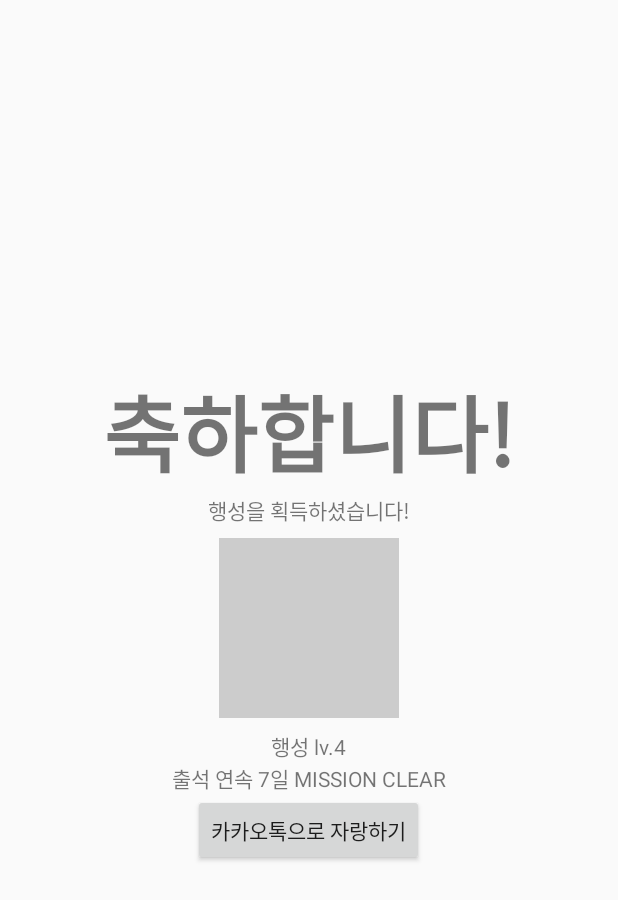
After one commit to sodami/ExGroupV0.1, an Android app: the GetPlanetActivity screen opened directly, with no data from a screen before it, on a phone screen of 412 x 824 dp. The commit adds this screen. Shown: the top 900 px of the screen. Run offline under Robolectric (Android 15) with nearby library versions, the phone set to English and light mode, and no system bars; our stand-ins replace ButterKnife; libraries missing offline, so code that uses them is left out: com.kakao.kakaolink, com.kakao.util.

Commit message:
0215 seulbee + 서버 더미서비스 연동

```diff
--- a/app/src/main/AndroidManifest.xml
+++ b/app/src/main/AndroidManifest.xml
@@ -134,7 +134,11 @@
             android:name="com.kakao.sdk.AppKey"
             android:value="@string/kakao_app_key" />
 
-        <activity android:name=".ui.group.create.GroupInviteActivity"></activity>
+        <activity android:name=".ui.group.create.GroupInviteActivity" />
+        <activity
+            android:name=".ui.GetPlanetActivity"
+            android:label="@string/title_activity_get_planet"
+            android:theme="@style/AppTheme.NoActionBar" />
     </application>
 
 </manifest>
--- a/app/src/main/java/com/google/slashb410/exgroup/ui/EnterActivity.java
+++ b/app/src/main/java/com/google/slashb410/exgroup/ui/EnterActivity.java
@@ -18,8 +18,6 @@ public class EnterActivity extends AppCompatActivity {
         setContentView(R.layout.activity_enter);
 
         ButterKnife.bind(this);
-
-
 
     }
 
--- /dev/null
+++ b/app/src/main/java/com/google/slashb410/exgroup/ui/GetPlanetActivity.java
@@ -0,0 +1,46 @@
+package com.google.slashb410.exgroup.ui;
+
+import android.os.Bundle;
+import android.support.v7.app.AppCompatActivity;
+import android.widget.Button;
+
+import com.google.slashb410.exgroup.R;
+import com.kakao.kakaolink.KakaoLink;
+import com.kakao.kakaolink.KakaoTalkLinkMessageBuilder;
+import com.kakao.util.KakaoParameterException;
+
+import butterknife.BindView;
+import butterknife.ButterKnife;
+import butterknife.OnClick;
+
+public class GetPlanetActivity extends AppCompatActivity {
+
+    @BindView(R.id.planet_to_kakao)
+    Button toKakaoBtn;
+
+    @Override
+    protected void onCreate(Bundle savedInstanceState) {
+        super.onCreate(savedInstanceState);
+        setContentView(R.layout.activity_get_planet);
+        ButterKnife.bind(this);
+    }
+
+    @OnClick(R.id.planet_to_kakao)
+    public void toKakao(){
+        KakaoLink kakaoLink = null;
+        KakaoTalkLinkMessageBuilder kakaoTalkLinkMessageBuilder = null;
+        String text= "000님이 lv4 행성을 획득하였습니다!\n함께하는 다이어트 친구랑운동에서 확인하세요!+링크";
+
+        try {
+            kakaoLink = KakaoLink.getKakaoLink(this);
+            kakaoTalkLinkMessageBuilder = kakaoLink.createKakaoTalkLinkMessageBuilder();
+
+            kakaoTalkLinkMessageBuilder.addText(text);
+            kakaoLink.sendMessage(kakaoTalkLinkMessageBuilder, this);
+
+
+        } catch (KakaoParameterException e) {
+            e.printStackTrace();
+        }
+    }
+}
--- a/app/src/main/java/com/google/slashb410/exgroup/ui/group/room/tabs/ShotsAdapter.java
+++ b/app/src/main/java/com/google/slashb410/exgroup/ui/group/room/tabs/ShotsAdapter.java
@@ -36,7 +36,7 @@ public class ShotsAdapter extends RecyclerView.Adapter {
     @Override
     public void onBindViewHolder(RecyclerView.ViewHolder holder, int position) {
 
-        ((ShotsHolder)holder).bindOnCard(results.get(position));
+        ((ShotsHolder)holder).bindOnCard(context, results.get(position));
 
 
     }
--- /dev/null
+++ b/app/src/main/res/layout/activity_get_planet.xml
@@ -0,0 +1,47 @@
+<?xml version="1.0" encoding="utf-8"?>
+<RelativeLayout xmlns:android="http://schemas.android.com/apk/res/android"
+    xmlns:tools="http://schemas.android.com/tools"
+    android:id="@+id/activity_get_planet"
+    android:layout_width="match_parent"
+    android:layout_height="match_parent"
+    android:paddingBottom="@dimen/activity_vertical_margin"
+    android:paddingLeft="@dimen/activity_horizontal_margin"
+    android:paddingRight="@dimen/activity_horizontal_margin"
+    android:paddingTop="@dimen/activity_vertical_margin"
+    tools:context="com.google.slashb410.exgroup.ui.GetPlanetActivity">
+<LinearLayout
+    android:orientation="vertical"
+    android:layout_width="match_parent"
+    android:layout_height="match_parent"
+    android:gravity="center">
+    <TextView
+        android:textSize="@dimen/text_big"
+        android:textStyle="bold"
+        android:text="축하합니다!"
+        android:layout_width="wrap_content"
+        android:layout_height="wrap_content" />
+    <TextView
+        android:text="행성을 획득하셨습니다!"
+        android:layout_width="wrap_content"
+        android:layout_height="wrap_content" />
+    <ImageView
+        android:background="#cccccc"
+        android:layout_margin="@dimen/gmd_margin_default"
+        android:layout_width="120dp"
+        android:layout_height="120dp" />
+    <TextView
+        android:text="행성 lv.4"
+        android:layout_width="wrap_content"
+        android:layout_height="wrap_content" />
+    <TextView
+        android:text="출석 연속 7일 MISSION CLEAR"
+        android:layout_width="wrap_content"
+        android:layout_height="wrap_content" />
+
+    <Button
+        android:id="@+id/planet_to_kakao"
+        android:text="카카오톡으로 자랑하기"
+        android:layout_width="wrap_content"
+        android:layout_height="wrap_content" />
+</LinearLayout>
+</RelativeLayout>
--- a/app/src/main/res/layout/cell_shot_card.xml
+++ b/app/src/main/res/layout/cell_shot_card.xml
@@ -65,6 +65,7 @@
             </LinearLayout>
 
             <ImageButton
+                android:id="@+id/delete_shot"
                 android:layout_width="30dp"
                 android:layout_height="30dp"
                 android:layout_margin="@dimen/gmd_margin_default"
--- a/app/src/main/res/values/strings.xml
+++ b/app/src/main/res/values/strings.xml
@@ -50,4 +50,5 @@
     <string name="waiting_info">초대자 가입대기중</string>
     <string name="beforeAuth_info">인증전</string>
     <string name="group_search">그룹 검색</string>
+    <string name="title_activity_get_planet">GetPlanetActivity</string>
 </resources>
```
Also changed, not shown: app/src/main/java/com/google/slashb410/exgroup/GridAdapter.java (+14 -11 lines), app/src/main/java/com/google/slashb410/exgroup/model/group/GroupData.java (added, +120 -0 lines), app/src/main/java/com/google/slashb410/exgroup/model/group/ShotData.java (+24 -1 lines), app/src/main/java/com/google/slashb410/exgroup/ui/Home2Activity.java (+45 -15 lines), app/src/main/java/com/google/slashb410/exgroup/ui/group/room/tabs/GroupShotsFragment.java (+9 -4 lines), app/src/main/java/com/google/slashb410/exgroup/ui/group/room/tabs/ShotsHolder.java (+35 -3 lines), app/src/main/java/com/google/slashb410/exgroup/ui/write/QuickWriteActivity.java (line endings or trailing spaces).
